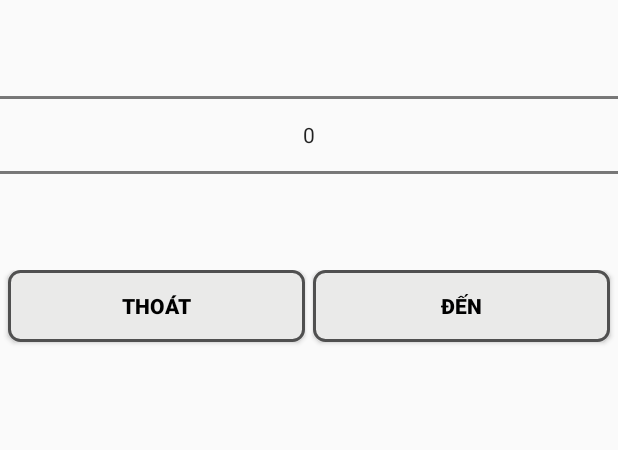
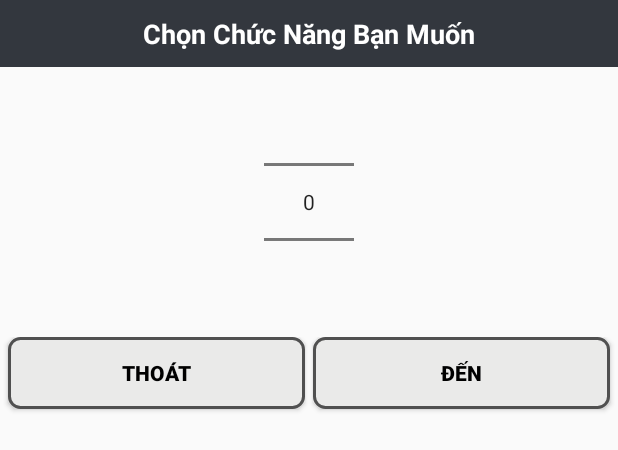
Before and after one commit to renaissance01/TruyenTranhVL, an Android app: the layout billing_day_dialog.xml on its own in the app's theme, with its tools: preview values and no code run, on a phone screen of 412 x 824 dp. Shown: the top 450 px of the screen. Run offline under Robolectric (Android 15) with nearby library versions, the phone set to English and light mode, and no system bars.

Commit message:
CODE 6
Sửa lần 6

```diff
--- a/app/build.gradle
+++ b/app/build.gradle
@@ -45,4 +45,8 @@ dependencies {
     apt 'com.jakewharton:butterknife-compiler:8.0.1'
 
     compile 'com.hannesdorfmann.smoothprogressbar:library:1.0.0'
+
+    //Animation
+    compile 'com.github.ybq:Android-SpinKit:1.1.0'
+    compile 'com.wang.avi:library:2.1.3'
 }
--- a/app/src/main/AndroidManifest.xml
+++ b/app/src/main/AndroidManifest.xml
@@ -9,7 +9,7 @@
 
     <application
         android:allowBackup="true"
-        android:icon="@mipmap/ic_launcher"
+        android:icon="@mipmap/ic_logo"
         android:label="@string/app_name"
         android:supportsRtl="true"
         android:theme="@style/MyMaterialTheme">
@@ -90,11 +90,11 @@
             android:name=".activity.DialogDownload"
             android:label="Lựa Chọn"
             android:noHistory="true"
-            android:theme="@android:style/Theme.Holo.Light.Dialog.NoActionBar.MinWidth" />
+            android:theme="@android:style/Theme.Holo.Dialog" />
         <activity
             android:name=".slideimages.NumberPickerActivity"
             android:label="Chọn Trang"
-            android:theme="@android:style/Theme.Holo.Light.Dialog" />
+            android:theme="@android:style/Theme.Holo.Light.Dialog.NoActionBar.MinWidth" />
         <activity
             android:name=".fragmentschap.Like"
             android:theme="@android:style/Theme.Translucent.NoTitleBar" />
--- a/app/src/main/res/layout/billing_day_dialog.xml
+++ b/app/src/main/res/layout/billing_day_dialog.xml
@@ -2,11 +2,26 @@
 <LinearLayout xmlns:android="http://schemas.android.com/apk/res/android"
     android:layout_width="match_parent"
     android:layout_height="match_parent"
+    android:gravity="center"
     android:orientation="vertical">
+
+    <TextView
+        android:id="@+id/title"
+        android:layout_width="match_parent"
+        android:layout_height="wrap_content"
+        android:layout_gravity="center_vertical"
+        android:background="#33373E"
+        android:gravity="center"
+        android:paddingBottom="10dp"
+        android:paddingTop="10dp"
+        android:text="Chọn Chức Năng Bạn Muốn"
+        android:textAppearance="?android:attr/textAppearanceMedium"
+        android:textColor="#FFF"
+        android:textStyle="bold" />
 
     <NumberPicker
         android:id="@+id/number_picker"
-        android:layout_width="match_parent"
+        android:layout_width="60dp"
         android:layout_height="wrap_content" />
 
 
--- a/app/src/main/res/layout/fragment_info.xml
+++ b/app/src/main/res/layout/fragment_info.xml
@@ -26,7 +26,7 @@
                 android:id="@+id/tvAvatarInfo"
                 android:layout_width="100dp"
                 android:layout_height="150dp"
-                android:src="@drawable/ic_logo" />
+                android:src="@mipmap/ic_logo" />
         </LinearLayout>
 
         <LinearLayout
--- a/build.gradle
+++ b/build.gradle
@@ -15,6 +15,7 @@ buildscript {
 allprojects {
     repositories {
         jcenter()
+        maven { url "https://jitpack.io" }
     }
 }
 
```
Also changed, not shown: app/src/main/res/layout/activity_login.xml (+5 -5 lines), app/src/main/res/layout/comment_listview.xml (+25 -9 lines), app/src/main/res/layout/layout_info.xml (+15 -9 lines), app/src/main/ic_logo-web.png (added), app/src/main/res/drawable/ic_logo.png (deleted), app/src/main/res/mipmap-hdpi/ic_logo.png (added), app/src/main/res/mipmap-mdpi/ic_logo.png (added), app/src/main/res/mipmap-xhdpi/ic_logo.png (added), app/src/main/res/mipmap-xxhdpi/ic_logo.png (added), app/src/main/res/mipmap-xxxhdpi/ic_logo.png (added), 1 other file.
